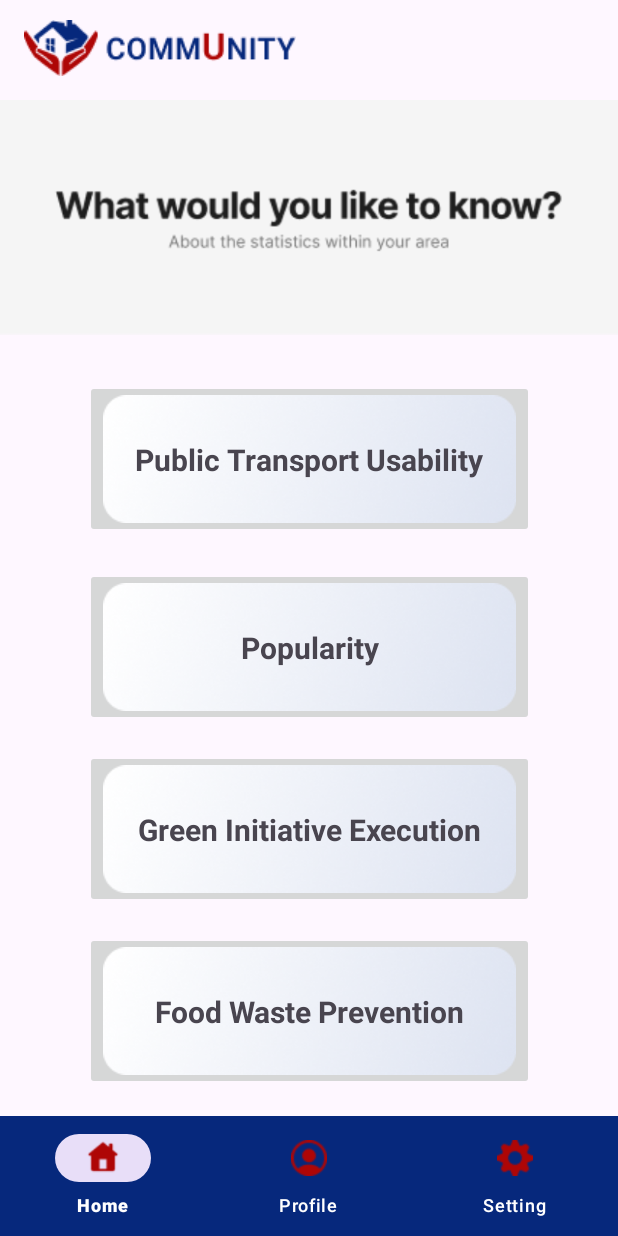
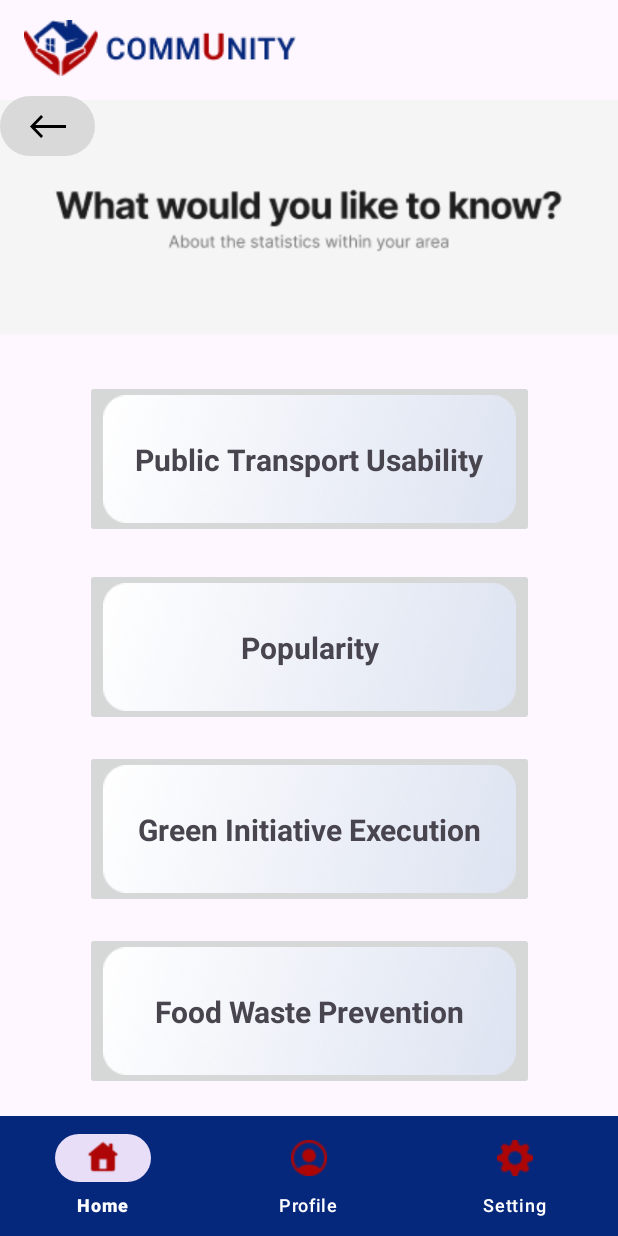
Before and after one commit to JzeAnson/commUnity, an Android app: the fragment GraphSelectionFragment placed in its activity, on a phone screen of 412 x 824 dp. Run offline under Robolectric (Android 15) with nearby library versions, the phone set to English and light mode, and no system bars.

Commit message:
Added back navigation buttons in Interactive Graph module

```diff
--- a/app/src/main/java/com/example/community/GraphSelectionFragment.java
+++ b/app/src/main/java/com/example/community/GraphSelectionFragment.java
@@ -1,5 +1,6 @@
 package com.example.community;
 
+import android.media.Image;
 import android.os.Bundle;
 
 import androidx.annotation.NonNull;
@@ -142,6 +143,11 @@ public class GraphSelectionFragment extends Fragment {
             transaction.addToBackStack(null); // Optional: allows back navigation
             transaction.commit();
         });
+
+        ImageButton btn_GraphSelectionBack = view.findViewById(R.id.btn_back);
+
+        btn_GraphSelectionBack.setOnClickListener(v -> {
+            requireActivity().onBackPressed();
+        });
     }
-
 }
--- a/app/src/main/res/layout/fragment_graph_selection.xml
+++ b/app/src/main/res/layout/fragment_graph_selection.xml
@@ -110,5 +110,14 @@
             app:layout_constraintEnd_toEndOf="@+id/foodprevention_button"
             app:layout_constraintStart_toStartOf="@+id/foodprevention_button"
             app:layout_constraintTop_toTopOf="@+id/foodprevention_button" />
+
+        <ImageButton
+            android:id="@+id/btn_back"
+            android:layout_width="63dp"
+            android:layout_height="40dp"
+            android:background="@drawable/rectangle_gray"
+            android:src="@drawable/ic_back"
+            app:layout_constraintStart_toStartOf="parent"
+            app:layout_constraintTop_toTopOf="parent" />
     </androidx.constraintlayout.widget.ConstraintLayout>
 </FrameLayout>
```
Also changed, not shown: app/src/main/java/com/example/community/RadarGraphFragment.java (+31 -6 lines), app/src/main/res/layout/fragment_radar_graph.xml (+12 -2 lines).
